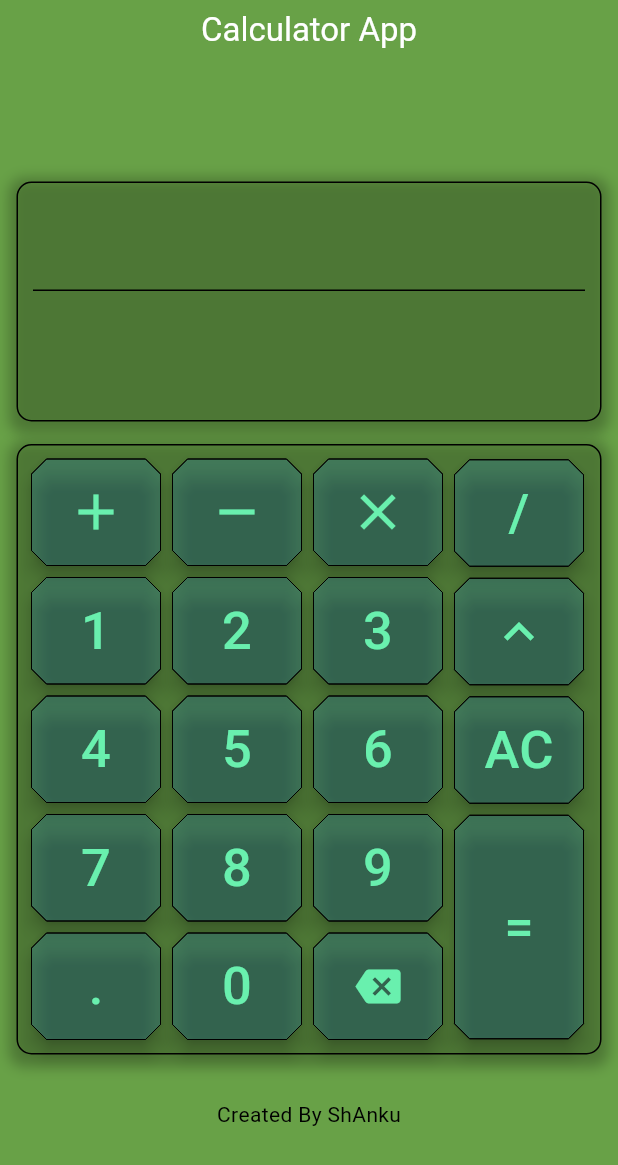
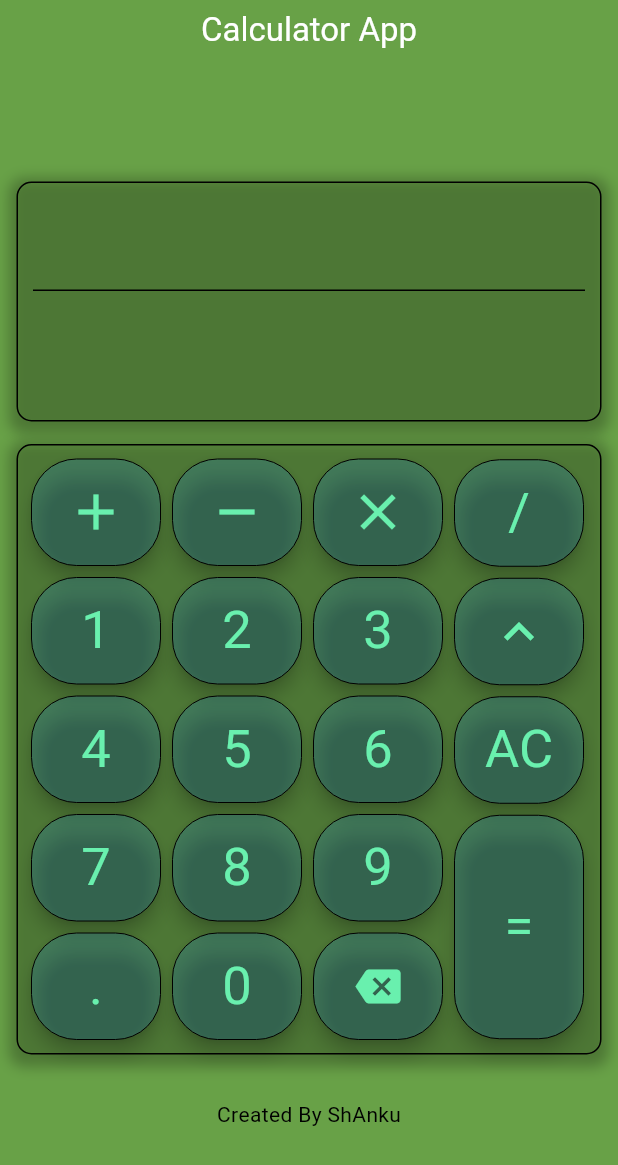
Before and after one commit to Shnku/gui_apps, a Flutter app: the MyCalculator screen opened directly, on a phone screen of 412 x 824 dp. Shown: the top 1165 px of the screen. Run offline on Flutter 3.47's test engine with Material 3 defaults, Android fonts, the phone set to English and light mode, and no system bars; our stand-ins replace fl_chart, flutter_highlight, flutter_markdown, flutter_slidable, flutter_spinkit, google_fonts and 2 more; missing offline and left inert: country_flags, simple_page_indicator; accounts and stored records are empty; network calls fail.

Commit message:
complete refactoring and redesidned currency converter -adding barcharting -implementing theme with shared prefs

```diff
--- a/currency_converter/lib/providermodel.dart
+++ b/currency_converter/lib/providermodel.dart
@@ -4,6 +4,7 @@ import 'dart:developer';
 import 'package:currency_converter/currency.dart';
 import 'package:flutter/material.dart';
 import 'package:http/http.dart';
+import 'package:shared_preferences/shared_preferences.dart';
 
 /// Data Provider................................
 class DataProvider extends ChangeNotifier {
@@ -11,16 +12,24 @@ class DataProvider extends ChangeNotifier {
   String _display = "";
   String _toC = '';
   String _fromC = '';
+  late double _whatValue;
+  double _result = 0;
+  List _barDatas = [];
+  final List tags = ['usd', 'inr', 'eur', 'gpb', 'rub'];
 
   //getters .........
   get data => _data;
   get display => _display;
   get to => _toC;
   get form => _fromC;
+  get whatvalue => _whatValue;
+  get barDatas => _barDatas;
+  get result => _result;
   //setters...........
-  set to(v) => _toC = v;
-  set form(v) => _fromC = v;
-  set display(val) => _display = val;
+  // set to(v) => _toC = v;
+  // set form(v) => _fromC = v;
+  // set display(val) => _display = val;
+  // set whatValue(val) => _whatValue = val;
 
   //web fetching function.......
   Future<void> fetchData(String base) async {
@@ -28,9 +37,8 @@ class DataProvider extends ChangeNotifier {
       'https://cdn.jsdelivr.net/npm/@fawazahmed0/currency-api@latest/v1/currencies/$base.min.json',
     ));
     if (response.statusCode == 200) {
-      // log(response.body);
       _data = jsonDecode(response.body);
-      log("\ndata is: in fetchData func ");
+      log("\ndata is: in fetchData func");
       log(_data[base]['inr'].toString());
     } else {
       throw ('Failed to fetch data');
@@ -41,18 +49,34 @@ class DataProvider extends ChangeNotifier {
   Future<void> doCalculate({
     required String to,
     required String form,
-    double val = 1,
+    String val = '1',
   }) async {
     _display = "calculating";
     _fromC = ctoc[form].toString().toLowerCase();
     _toC = ctoc[to].toString().toLowerCase();
+    _whatValue = double.parse(val);
     try {
       await fetchData(_fromC);
+      setBarData();
+      _result = whatvalue * _data[_fromC][_toC];
       _display =
-          "$val ${_fromC.toUpperCase()}= ${(val * _data[_fromC][_toC]).toStringAsFixed(2)}${_toC.toUpperCase()}";
+          "$val ${_fromC.toUpperCase()} = ${_result.toStringAsFixed(2)} ${_toC.toUpperCase()}";
     } catch (error) {
       log('Error occurs ==: $error');
     }
+    notifyListeners();
+  }
+
+//set barchart data function..........
+  void setBarData() async {
+    _barDatas = [
+      {'x': 0, 'id': _toC, 'y': _data[_fromC][_toC]},
+      {'x': 1, 'id': tags[0], 'y': _data[_fromC][tags[0]]},
+      {'x': 2, 'id': tags[1], 'y': _data[_fromC][tags[1]]},
+      {'x': 3, 'id': tags[2], 'y': _data[_fromC][tags[2]]},
+      {'x': 4, 'id': tags[3], 'y': _data[_fromC][tags[3]]},
+      {'x': 5, 'id': tags[4], 'y': _data[_fromC][tags[4]]},
+    ];
     notifyListeners();
   }
 }
@@ -62,9 +86,41 @@ class ThemeProvider extends ChangeNotifier {
   ThemeMode _themeMode = ThemeMode.system; //init
   ThemeMode get themeMode => _themeMode;
 
-  void toggleTheme() {
+  ThemeProvider() {
+    _loadTheme();
+  }
+
+  void toggleTheme() async {
     _themeMode =
         _themeMode == ThemeMode.dark ? ThemeMode.light : ThemeMode.dark;
     notifyListeners();
+
+    SharedPreferences prefs = await SharedPreferences.getInstance();
+    prefs.setString('theme_mode', themeMode.toString());
+  }
+
+  void _loadTheme() async {
+    SharedPreferences prefs = await SharedPreferences.getInstance();
+    String? mode = prefs.getString('theme_mode');
+    if (mode == ThemeMode.dark.toString()) {
+      _themeMode = ThemeMode.dark;
+    } else {
+      _themeMode = ThemeMode.light;
+    }
+    notifyListeners();
   }
 }
+
+
+// class MyObject {
+//   String countryname;
+//   String countrycode;
+//   String currency;
+//   CountryFlag image;
+//   MyObject.empty() : this('', '', '', CountryFlag.fromCountryCode(''));
+//   MyObject(this.countryname, this.countrycode, this.currency, this.image);
+// }
+
+// MyObject from = MyObject("india", "in", "INR", CountryFlag.fromCountryCode('in'));
+// MyObject to = MyObject("usa", "us", "USD", CountryFlag.fromCountryCode('us'));
+// String display = '0';
--- a/currency_converter/lib/theme.dart
+++ b/currency_converter/lib/theme.dart
@@ -12,7 +12,18 @@ class Mytheme {
     brightness: Brightness.light,
     useMaterial3: true,
     inputDecorationTheme: InputDecorationTheme(
-      border: OutlineInputBorder(borderRadius: BorderRadius.circular(10)),
+      border: OutlineInputBorder(
+        borderRadius: BorderRadius.circular(10),
+        borderSide: const BorderSide(color: Colors.black38),
+      ),
+      enabledBorder: OutlineInputBorder(
+        borderRadius: BorderRadius.circular(10),
+        borderSide: const BorderSide(color: Colors.black38),
+      ),
+      focusedBorder: OutlineInputBorder(
+        borderRadius: BorderRadius.circular(10),
+        borderSide: const BorderSide(color: Colors.black38),
+      ),
       labelStyle: const TextStyle(color: Colors.black),
       prefixIconColor: Colors.black,
       suffixIconColor: Colors.redAccent,
@@ -21,18 +32,19 @@ class Mytheme {
       contentPadding: const EdgeInsets.all(10),
       isDense: true,
       filled: true,
+      fillColor: Colors.white.withOpacity(0.5),
     ),
     appBarTheme: const AppBarTheme(
       backgroundColor: Colors.amberAccent,
     ),
     elevatedButtonTheme: ElevatedButtonThemeData(
-      style: ButtonStyle(
-        elevation: const WidgetStatePropertyAll(6),
-        backgroundColor: const WidgetStatePropertyAll(Colors.purple),
-        foregroundColor: const WidgetStatePropertyAll(Colors.black),
-        shape: WidgetStatePropertyAll(
-            BeveledRectangleBorder(borderRadius: BorderRadius.circular(10))),
-      ),
+      style: ElevatedButton.styleFrom(
+          backgroundColor: Colors.white70,
+          padding: const EdgeInsets.all(15),
+          shape: RoundedRectangleBorder(
+            borderRadius: BorderRadius.circular(30),
+          ),
+          textStyle: const TextStyle(fontSize: 20, color: Colors.black54)),
     ),
   );
 
@@ -47,7 +59,18 @@ class Mytheme {
     brightness: Brightness.dark,
     useMaterial3: true,
     inputDecorationTheme: InputDecorationTheme(
-      border: OutlineInputBorder(borderRadius: BorderRadius.circular(10)),
+      border: OutlineInputBorder(
+        borderRadius: BorderRadius.circular(10),
+        borderSide: const BorderSide(color: Colors.white30),
+      ),
+      enabledBorder: OutlineInputBorder(
+        borderRadius: BorderRadius.circular(10),
+        borderSide: const BorderSide(color: Colors.white30),
+      ),
+      focusedBorder: OutlineInputBorder(
+        borderRadius: BorderRadius.circular(10),
+        borderSide: const BorderSide(color: Colors.white30),
+      ),
       labelStyle: const TextStyle(color: Colors.white),
       prefixIconColor: Colors.white,
       suffixIconColor: Colors.redAccent,
@@ -56,33 +79,28 @@ class Mytheme {
       contentPadding: const EdgeInsets.all(10),
       isDense: true,
       filled: true,
+      fillColor: Colors.white.withOpacity(0.2),
     ),
     appBarTheme: const AppBarTheme(
       backgroundColor: Colors.amberAccent,
     ),
     elevatedButtonTheme: ElevatedButtonThemeData(
-      style: ButtonStyle(
-        backgroundColor: const WidgetStatePropertyAll(Colors.deepPurpleAccent),
-        foregroundColor: const WidgetStatePropertyAll(Colors.black),
-        shadowColor: const WidgetStatePropertyAll(Colors.blueAccent),
-        elevation: const WidgetStatePropertyAll(6),
-        shape: WidgetStatePropertyAll(
-            BeveledRectangleBorder(borderRadius: BorderRadius.circular(10))),
-      ),
+      style: ElevatedButton.styleFrom(
+          backgroundColor: Colors.white.withOpacity(0.21),
+          padding: const EdgeInsets.all(15),
+          shape: RoundedRectangleBorder(
+            borderRadius: BorderRadius.circular(30),
+          ),
+          textStyle: const TextStyle(fontSize: 20, color: Colors.white70)),
     ),
   );
 
-  // decoration: BoxDecoration(
-  //   borderRadius: BorderRadius.circular(10),
-  //   border: Border.all(color: Colors.black),
-  //   color: c,
-  //   boxShadow: [
-  //     BoxShadow(
-  //       color: Colors.grey.withOpacity(0.5),
-  //       spreadRadius: 5,
-  //       blurRadius: 7,
-  //       offset: Offset(0, 5), // changes position of shadow
-  //     ),
-  //   ],
-  // ),
+  static BoxDecoration boxdeco = BoxDecoration(
+    color: Colors.white10,
+    borderRadius: BorderRadius.circular(10),
+    border: Border.all(
+      color: Colors.white.withOpacity(0.3),
+      width: 1,
+    ),
+  );
 }
--- a/currency_converter/pubspec.yaml
+++ b/currency_converter/pubspec.yaml
@@ -38,6 +38,8 @@ dependencies:
   http: ^1.2.1
   country_flags: ^3.0.0
   provider: ^6.1.2
+  fl_chart: ^0.69.0
+  shared_preferences: ^2.3.2
 
 dev_dependencies:
   flutter_test:
```
Also changed, not shown: currency_converter/lib/barchartconfig.dart (added, +73 -0 lines), currency_converter/lib/homepage.dart (+81 -80 lines), currency_converter/pubspec.lock, 1 other file.
